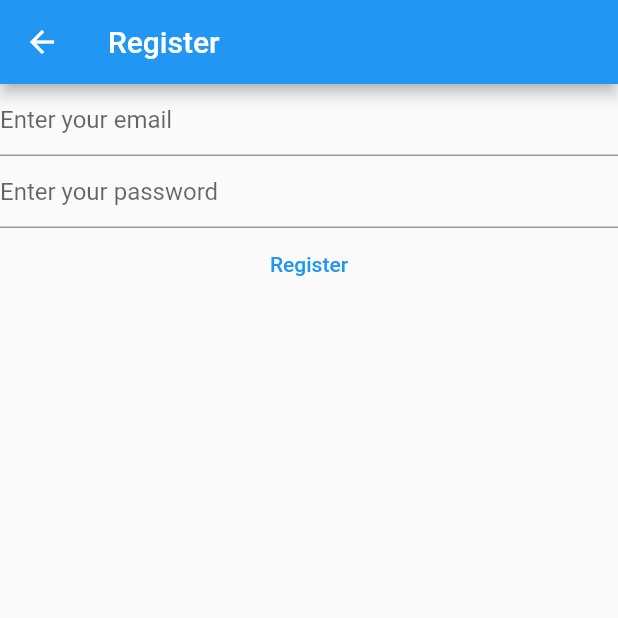
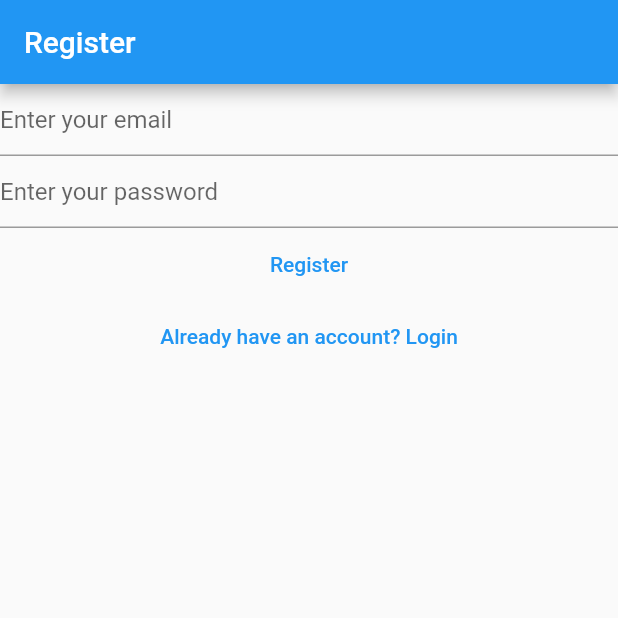
Before and after one commit to beavon-code/notes-app, a Flutter app: the RegisterView screen opened directly, on a phone screen of 412 x 824 dp, the top half of it. Run offline on Flutter 3.47's test engine with Material 2 defaults, Android fonts, the phone set to English and light mode, and no system bars; our stand-ins replace firebase_auth, firebase_core; accounts and stored records are empty.

Commit message:
committing changes

```diff
--- a/lib/view/register_view.dart
+++ b/lib/view/register_view.dart
@@ -1,10 +1,8 @@
 // ignore_for_file: avoid_print
 
 import 'package:firebase_auth/firebase_auth.dart';
-import 'package:firebase_core/firebase_core.dart';
 import 'package:flutter/material.dart';
 
-import '../firebase_options.dart';
 
 class RegisterView extends StatefulWidget {
   const RegisterView({Key? key}) : super(key: key);
@@ -34,16 +32,8 @@ class _RegisterViewState extends State<RegisterView> {
   @override
   Widget build(BuildContext context) {
     return Scaffold(
-      appBar: AppBar(
-        title: const Text('Register')),
-      body: FutureBuilder(
-        future: Firebase.initializeApp(
-                  options: DefaultFirebaseOptions.currentPlatform,
-                ),
-        builder: (context, snapshot){
-          switch (snapshot.connectionState){
-            case ConnectionState.done:
-              return Column(
+      appBar: AppBar(title: const Text('Register'),),
+      body: Column(
             children: [
               TextField(
                 controller: _email,
@@ -89,13 +79,14 @@ class _RegisterViewState extends State<RegisterView> {
 
 
                 ),
+                TextButton(onPressed: (){
+                  Navigator.of(context).pushNamedAndRemoveUntil('/login/',
+                  (route) => false,
+                  );
+                },
+                child: const Text('Already have an account? Login')
+                )
               ],
-            );
-            default:
-              return const Text("Loading...");
-          }
-
-        },
               ),
     );
   }
```
Also changed, not shown: lib/main.dart (+37 -12 lines), lib/view/login_view.dart (+9 -14 lines). Lines whose indentation alone changed are shown as unchanged.
